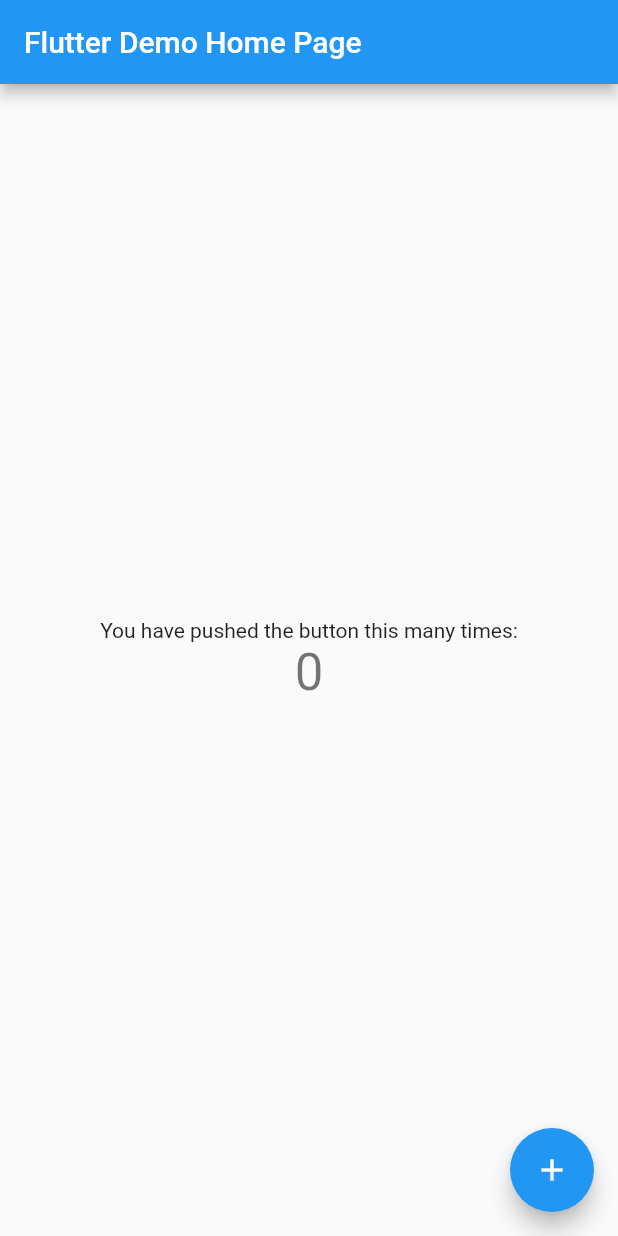
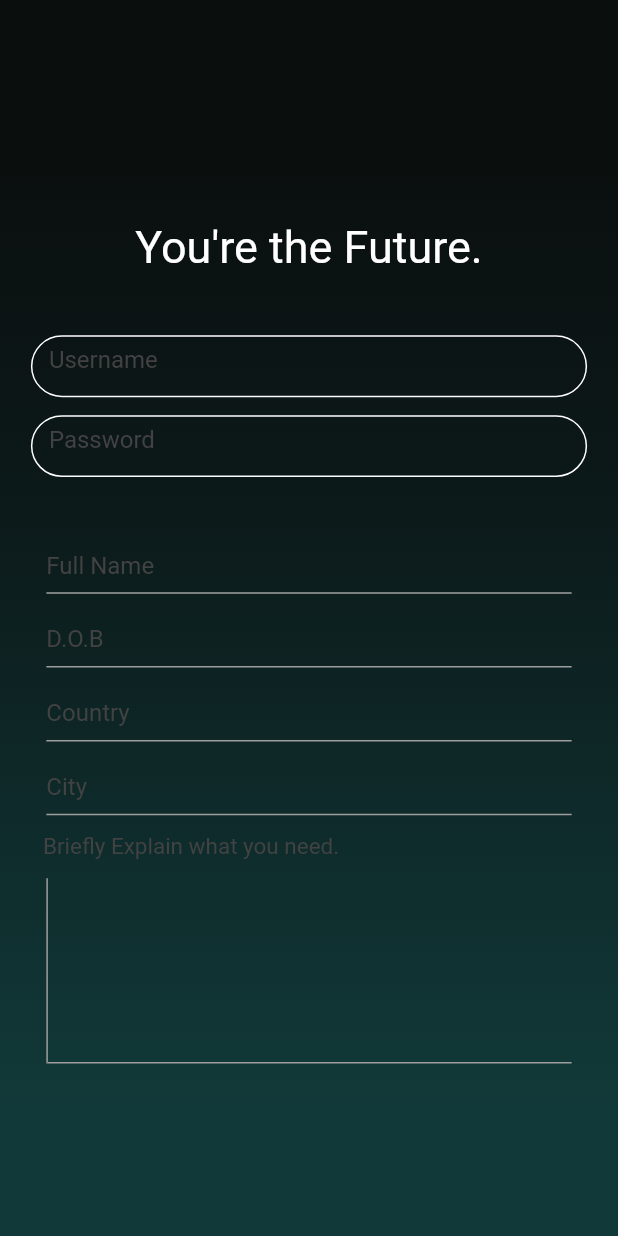
Before and after one commit to zain-ali-babar/Waseela-App, a Flutter app: the screen it shows after launch, on a phone screen of 412 x 824 dp. Run offline on Flutter 3.47's test engine with Material 2 defaults, Android fonts, the phone set to English and light mode, and no system bars.

Commit message:
register need screen
add logo left

```diff
--- a/waseela/lib/main.dart
+++ b/waseela/lib/main.dart
@@ -1,4 +1,5 @@
 import 'package:flutter/material.dart';
+import 'package:waseela/pages/needy/register_need.dart';
 
 void main() {
   runApp(const MyApp());
@@ -6,110 +7,15 @@
 
 class MyApp extends StatelessWidget {
   const MyApp({Key? key}) : super(key: key);
-
-  // This widget is the root of your application.
   @override
   Widget build(BuildContext context) {
     return MaterialApp(
+      debugShowCheckedModeBanner: false,
       title: 'Flutter Demo',
       theme: ThemeData(
-        // This is the theme of your application.
-        //
-        // Try running your application with "flutter run". You'll see the
-        // application has a blue toolbar. Then, without quitting the app, try
-        // changing the primarySwatch below to Colors.green and then invoke
-        // "hot reload" (press "r" in the console where you ran "flutter run",
-        // or simply save your changes to "hot reload" in a Flutter IDE).
-        // Notice that the counter didn't reset back to zero; the application
-        // is not restarted.
         primarySwatch: Colors.blue,
       ),
-      home: const MyHomePage(title: 'Flutter Demo Home Page'),
+      home: RegisterNeed(),
     );
   }
 }
-
-class MyHomePage extends StatefulWidget {
-  const MyHomePage({Key? key, required this.title}) : super(key: key);
-
-  // This widget is the home page of your application. It is stateful, meaning
-  // that it has a State object (defined below) that contains fields that affect
-  // how it looks.
-
-  // This class is the configuration for the state. It holds the values (in this
-  // case the title) provided by the parent (in this case the App widget) and
-  // used by the build method of the State. Fields in a Widget subclass are
-  // always marked "final".
-
-  final String title;
-
-  @override
-  State<MyHomePage> createState() => _MyHomePageState();
-}
-
-class _MyHomePageState extends State<MyHomePage> {
-  int _counter = 0;
-
-  void _incrementCounter() {
-    setState(() {
-      // This call to setState tells the Flutter framework that something has
-      // changed in this State, which causes it to rerun the build method below
-      // so that the display can reflect the updated values. If we changed
-      // _counter without calling setState(), then the build method would not be
-      // called again, and so nothing would appear to happen.
-      _counter++;
-    });
-  }
-
-  @override
-  Widget build(BuildContext context) {
-    // This method is rerun every time setState is called, for instance as done
-    // by the _incrementCounter method above.
-    //
-    // The Flutter framework has been optimized to make rerunning build methods
-    // fast, so that you can just rebuild anything that needs updating rather
-    // than having to individually change instances of widgets.
-    return Scaffold(
-      appBar: AppBar(
-        // Here we take the value from the MyHomePage object that was created by
-        // the App.build method, and use it to set our appbar title.
-        title: Text(widget.title),
-      ),
-      body: Center(
-        // Center is a layout widget. It takes a single child and positions it
-        // in the middle of the parent.
-        child: Column(
-          // Column is also a layout widget. It takes a list of children and
-          // arranges them vertically. By default, it sizes itself to fit its
-          // children horizontally, and tries to be as tall as its parent.
-          //
-          // Invoke "debug painting" (press "p" in the console, choose the
-          // "Toggle Debug Paint" action from the Flutter Inspector in Android
-          // Studio, or the "Toggle Debug Paint" command in Visual Studio Code)
-          // to see the wireframe for each widget.
-          //
-          // Column has various properties to control how it sizes itself and
-          // how it positions its children. Here we use mainAxisAlignment to
-          // center the children vertically; the main axis here is the vertical
-          // axis because Columns are vertical (the cross axis would be
-          // horizontal).
-          mainAxisAlignment: MainAxisAlignment.center,
-          children: <Widget>[
-            const Text(
-              'You have pushed the button this many times:',
-            ),
-            Text(
-              '$_counter',
-              style: Theme.of(context).textTheme.headline4,
-            ),
-          ],
-        ),
-      ),
-      floatingActionButton: FloatingActionButton(
-        onPressed: _incrementCounter,
-        tooltip: 'Increment',
-        child: const Icon(Icons.add),
-      ), // This trailing comma makes auto-formatting nicer for build methods.
-    );
-  }
-}
--- a/waseela/lib/pages/needy/register_need.dart
+++ b/waseela/lib/pages/needy/register_need.dart
@@ -0,0 +1,199 @@
+import 'package:flutter/material.dart';
+import 'package:flutter/src/foundation/key.dart';
+import 'package:flutter/src/widgets/framework.dart';
+
+class RegisterNeed extends StatefulWidget {
+  const RegisterNeed({Key? key}) : super(key: key);
+
+  @override
+  State<RegisterNeed> createState() => _RegisterNeedState();
+}
+
+class _RegisterNeedState extends State<RegisterNeed> {
+  @override
+  Widget build(BuildContext context) {
+    MediaQueryData mediaQuery = MediaQuery.of(context);
+
+    return Scaffold(
+      body: Container(
+        width: double.infinity,
+        height: double.infinity,
+        decoration: BoxDecoration(
+          gradient: LinearGradient(
+            begin: Alignment.topCenter,
+            end: Alignment.bottomCenter,
+            colors: [
+              Color(0xFF0a0e0d),
+              Color(0xFF0c1919),
+              Color(0xFF0f2d2d),
+              Color(0xFF123939),
+            ],
+            stops: [0.1, 0.4, 0.7, 0.9],
+          ),
+        ),
+        child: Padding(
+          padding: EdgeInsets.only(top: 20),
+          child: SingleChildScrollView(
+            child: Column(
+              children: [
+                Container(
+                  height: mediaQuery.size.height * 0.15,
+                  // child: Image.asset('images/waseela_eng_color.png'),
+                ),
+                Padding(
+                  padding: const EdgeInsets.all(4.0),
+                  child: Text(
+                    'You\'re the Future.',
+                    style: TextStyle(
+                      color: Colors.white,
+                      fontSize: 30,
+                      // fontWeight: FontWeight.bold
+                    ),
+                  ),
+                ),
+                SizedBox(
+                  height: mediaQuery.size.height * 0.04,
+                ),
+                Padding(
+                  padding: const EdgeInsets.all(4.0),
+                  child: SizedBox(
+                    width: mediaQuery.size.width * 0.9,
+                    height: mediaQuery.size.height * 0.05,
+                    child: TextField(
+                      decoration: InputDecoration(
+                        enabledBorder: OutlineInputBorder(
+                          borderRadius: BorderRadius.circular(40.0),
+                          borderSide: BorderSide(width: 1, color: Colors.white),
+                        ),
+                        hintText: "Username",
+                        hintStyle: TextStyle(color: Colors.grey[800]),
+                      ),
+                    ),
+                  ),
+                ),
+                Padding(
+                  padding: const EdgeInsets.all(8.0),
+                  child: SizedBox(
+                    width: mediaQuery.size.width * 0.9,
+                    height: mediaQuery.size.height * 0.05,
+                    child: TextField(
+                      decoration: InputDecoration(
+                        enabledBorder: OutlineInputBorder(
+                          borderRadius: BorderRadius.circular(40.0),
+                          borderSide: BorderSide(width: 1, color: Colors.white),
+                        ),
+                        hintText: "Password",
+                        hintStyle: TextStyle(color: Colors.grey[800]),
+                      ),
+                    ),
+                  ),
+                ),
+                SizedBox(
+                  height: mediaQuery.size.height * 0.03,
+                ),
+                Padding(
+                  padding: const EdgeInsets.all(4.0),
+                  child: SizedBox(
+                    width: mediaQuery.size.width * 0.85,
+                    height: mediaQuery.size.height * 0.05,
+                    child: TextField(
+                      style: TextStyle(color: Colors.white),
+                      decoration: InputDecoration(
+                        enabledBorder: UnderlineInputBorder(
+                            borderSide: BorderSide(color: Colors.grey)),
+                        border: InputBorder.none,
+                        hintText: "Full Name",
+                        hintStyle: TextStyle(color: Colors.grey[800]),
+                      ),
+                    ),
+                  ),
+                ),
+                Padding(
+                  padding: const EdgeInsets.all(4.0),
+                  child: SizedBox(
+                    width: mediaQuery.size.width * 0.85,
+                    height: mediaQuery.size.height * 0.05,
+                    child: TextField(
+                      style: TextStyle(color: Colors.white),
+                      decoration: InputDecoration(
+                        enabledBorder: UnderlineInputBorder(
+                            borderSide: BorderSide(color: Colors.grey)),
+                        border: InputBorder.none,
+                        hintText: "D.O.B",
+                        hintStyle: TextStyle(color: Colors.grey[800]),
+                      ),
+                    ),
+                  ),
+                ),
+                Padding(
+                  padding: const EdgeInsets.all(4.0),
+                  child: SizedBox(
+                    width: mediaQuery.size.width * 0.85,
+                    height: mediaQuery.size.height * 0.05,
+                    child: TextField(
+                      style: TextStyle(color: Colors.white),
+                      decoration: InputDecoration(
+                        enabledBorder: UnderlineInputBorder(
+                            borderSide: BorderSide(color: Colors.grey)),
+                        border: InputBorder.none,
+                        hintText: "Country",
+                        hintStyle: TextStyle(color: Colors.grey[800]),
+                      ),
+                    ),
+                  ),
+                ),
+                Padding(
+                  padding: const EdgeInsets.all(4.0),
+                  child: SizedBox(
+                    width: mediaQuery.size.width * 0.85,
+                    height: mediaQuery.size.height * 0.05,
+                    child: TextField(
+                      style: TextStyle(color: Colors.white),
+                      decoration: InputDecoration(
+                        enabledBorder: UnderlineInputBorder(
+                            borderSide: BorderSide(color: Colors.grey)),
+                        border: InputBorder.none,
+                        hintText: "City",
+                        hintStyle: TextStyle(color: Colors.grey[800]),
+                      ),
+                    ),
+                  ),
+                ),
+                Padding(
+                  padding: EdgeInsets.only(top: 8.0, left: 16, bottom: 8),
+                  child: SizedBox(
+                    width: mediaQuery.size.width * 0.9,
+                    child: Text(
+                      'Briefly Explain what you need.',
+                      textAlign: TextAlign.left,
+                      style: TextStyle(color: Colors.grey[800], fontSize: 15),
+                    ),
+                  ),
+                ),
+                Padding(
+                  padding: const EdgeInsets.all(4.0),
+                  child: Container(
+                    decoration: BoxDecoration(
+                        border: Border(
+                            left: BorderSide(width: 1.0, color: Colors.grey),
+                            bottom:
+                                BorderSide(width: 1.0, color: Colors.grey))),
+                    width: mediaQuery.size.width * 0.85,
+                    height: mediaQuery.size.height * 0.15,
+                    child: TextField(
+                      maxLines: 5,
+                      style: TextStyle(color: Colors.white),
+                      decoration: InputDecoration(
+                        border: InputBorder.none,
+                      ),
+                    ),
+                  ),
+                ),
+              ],
+            ),
+          ),
+        ),
+      ),
+    );
+  }
+}
```
Also changed, not shown: waseela/pubspec.yaml (+5 -2 lines), waseela/lib/images/waseela_eng_color.png (added), waseela/lib/images/waseela_eng_noncolor.png (added), waseela/lib/images/waseela_urdu_color.png (added), waseela/lib/images/waseela_urdu_noncolor.png (added), 1 other file.
